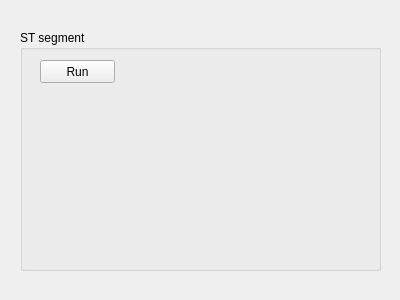
Qt form EcgApplicationCore/View/st_segment_gui.ui (KuleszIB/EcgAppCore) before a commit.
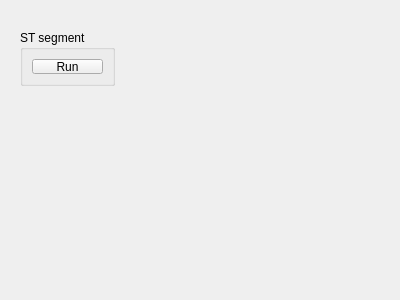
The same form after that commit.

What changed in the file:
```diff
--- a/EcgApplicationCore/View/st_segment_gui.ui
+++ b/EcgApplicationCore/View/st_segment_gui.ui
@@ -18,26 +18,22 @@
     <rect>
      <x>20</x>
      <y>30</y>
-     <width>361</width>
-     <height>241</height>
+     <width>95</width>
+     <height>56</height>
     </rect>
    </property>
    <property name="title">
     <string>ST segment</string>
    </property>
+   <layout class="QGridLayout" name="gridLayout">
+    <item row="0" column="0">
    <widget class="QPushButton" name="pushButton">
-    <property name="geometry">
-     <rect>
-      <x>20</x>
-      <y>30</y>
-      <width>75</width>
-      <height>23</height>
-     </rect>
-    </property>
     <property name="text">
      <string>Run</string>
     </property>
    </widget>
+    </item>
+   </layout>
   </widget>
  </widget>
  <resources/>
```
Lines whose indentation alone changed are shown as unchanged.
